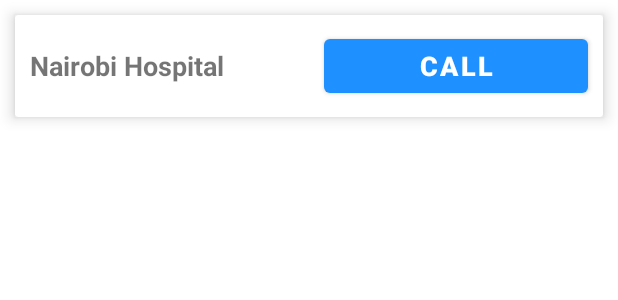
After one commit to TimzOwen/iDoctor, an Android app: the layout emergeny_layout_list.xml on its own in the app's theme, with its tools: preview values and no code run, on a phone screen of 412 x 824 dp. The commit adds this screen. Shown: the top 300 px of the screen. Run offline under Robolectric (Android 15) with nearby library versions, the phone set to English and light mode, and no system bars.

Commit message:
updated emergency atcitity

```diff
--- a/app/src/main/java/com/timzowen/idoctor/MainActivity.kt
+++ b/app/src/main/java/com/timzowen/idoctor/MainActivity.kt
@@ -2,7 +2,6 @@ package com.timzowen.idoctor
 
 import androidx.appcompat.app.AppCompatActivity
 import android.os.Bundle
-
 
 
 class MainActivity : AppCompatActivity() {
@@ -10,7 +9,6 @@ class MainActivity : AppCompatActivity() {
         super.onCreate(savedInstanceState)
         setContentView(R.layout.activity_main)
 
-
     }
 
 }
--- a/app/src/main/res/layout/activity_emergency.xml
+++ b/app/src/main/res/layout/activity_emergency.xml
@@ -1,10 +1,14 @@
 <?xml version="1.0" encoding="utf-8"?>
-<androidx.constraintlayout.widget.ConstraintLayout
+<androidx.recyclerview.widget.RecyclerView
     xmlns:android="http://schemas.android.com/apk/res/android"
     xmlns:app="http://schemas.android.com/apk/res-auto"
     xmlns:tools="http://schemas.android.com/tools"
+    android:id="@+id/recycler_emergency"
     android:layout_width="match_parent"
     android:layout_height="match_parent"
+    tools:itemCount="5"
+tools:listitem="@layout/emergeny_layout_list"
+    app:layoutManager="androidx.recyclerview.widget.LinearLayoutManager"
     tools:context=".EmergencyActivity">
 
-</androidx.constraintlayout.widget.ConstraintLayout>
+</androidx.recyclerview.widget.RecyclerView>
--- /dev/null
+++ b/app/src/main/res/layout/emergeny_layout_list.xml
@@ -0,0 +1,38 @@
+<?xml version="1.0" encoding="utf-8"?>
+<androidx.cardview.widget.CardView
+    xmlns:android="http://schemas.android.com/apk/res/android"
+    xmlns:app="http://schemas.android.com/apk/res-auto"
+    android:orientation="vertical"
+    android:layout_width="match_parent"
+    android:layout_margin="10dp"
+    app:cardElevation="6dp"
+    android:layout_height="wrap_content">
+
+    <androidx.appcompat.widget.LinearLayoutCompat
+        android:layout_width="match_parent"
+        android:layout_height="match_parent"
+        android:orientation="horizontal">
+
+        <TextView
+            android:id="@+id/tv_emergency_hosp"
+            android:layout_width="0dp"
+            android:layout_height="wrap_content"
+            android:textSize="18sp"
+            android:text="@string/nairobi_hospital"
+            android:layout_weight="1"
+            android:textStyle="bold"
+            android:layout_margin="10dp"/>
+        <Button
+            android:id="@+id/btn_call_emergency"
+            android:layout_width="0dp"
+            android:layout_height="wrap_content"
+            android:textSize="18sp"
+            android:layout_margin="10dp"
+            android:text="@string/call"
+            android:layout_weight="1"
+            android:textStyle="bold"/>
+
+
+    </androidx.appcompat.widget.LinearLayoutCompat>
+
+</androidx.cardview.widget.CardView>
--- a/app/src/main/res/values/strings.xml
+++ b/app/src/main/res/values/strings.xml
@@ -19,4 +19,6 @@
     <string name="check_my_prescription">Check my prescription</string>
     <string name="book_an_appointment">Book an Appointment</string>
     <string name="book_therapy_session">Book Therapy Session</string>
+    <string name="nairobi_hospital">Nairobi Hospital</string>
+    <string name="call">call</string>
 </resources>
```
Also changed, not shown: app/src/main/java/com/timzowen/idoctor/adapters/GroupTherapyAdapter.kt (line endings or trailing spaces).
